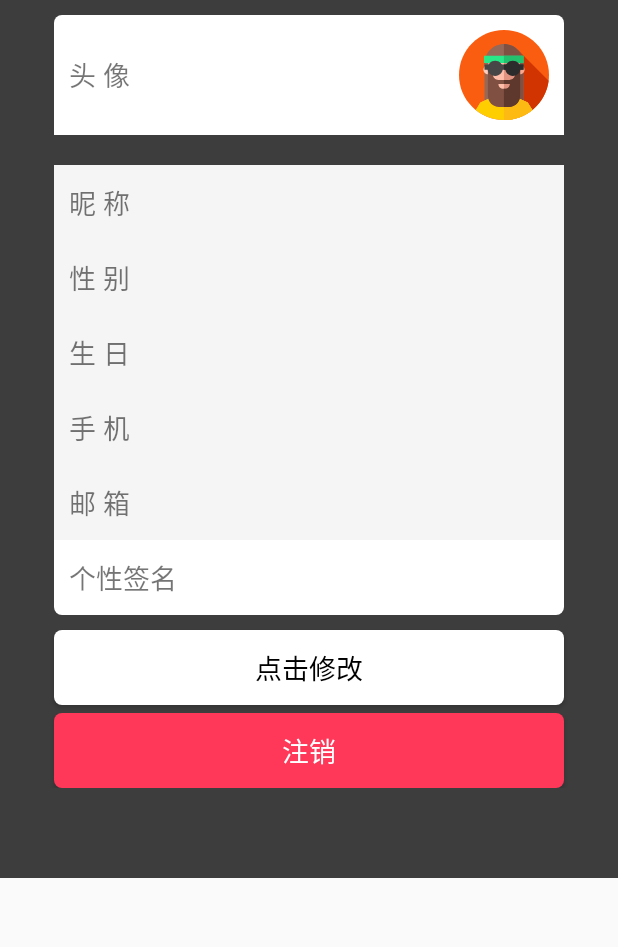
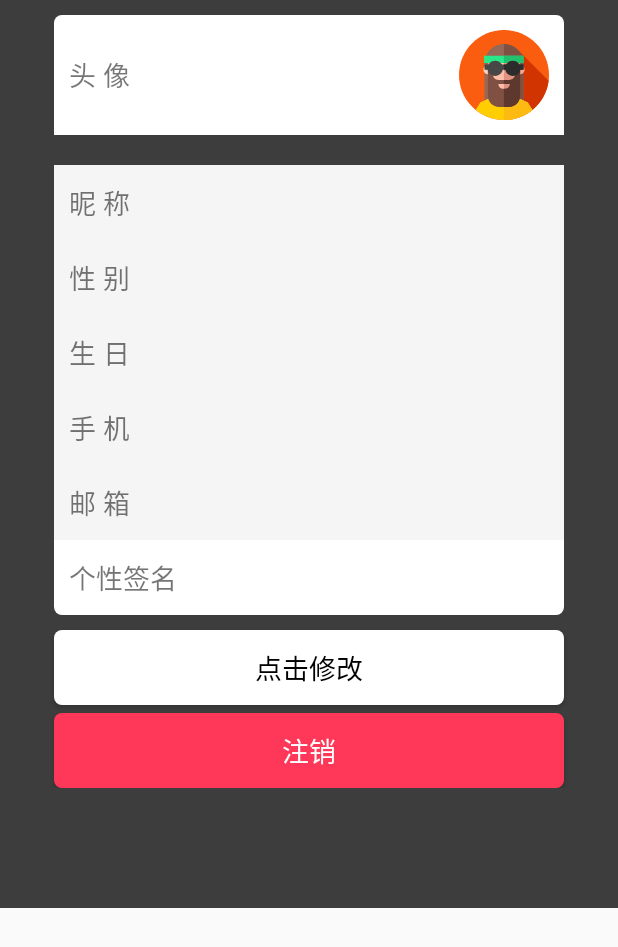
Before and after one commit to SpeakingSword/SocialSoftware, an Android app: the layout fragment_userinfo.xml on its own in the app's theme, with its tools: preview values and no code run, on a phone screen of 412 x 824 dp. Shown: the top 947 px of the screen. Run offline under Robolectric (Android 15) with nearby library versions, the phone set to English and light mode, and no system bars.

Commit message:
some change
some improments

```diff
--- a/app/src/main/java/com/example/hp/tiptip/Urls.java
+++ b/app/src/main/java/com/example/hp/tiptip/Urls.java
@@ -1,7 +1,7 @@
 package com.example.hp.tiptip;
 
 public class Urls {
-    private final static String LOCAL_HOST = "http://192.168.43.217:8080/TipTip/";
+    private final static String LOCAL_HOST = "http://47.101.176.1:8080/TipTip/";
     public final static String LOGIN_URL = LOCAL_HOST+"loginAction";
     public final static String REGISTER_URL= LOCAL_HOST+"registerAction";
     public final static String ADD_FRIEND_URL = LOCAL_HOST+"addFriendAction";
--- a/app/src/main/res/layout/fragment_userinfo.xml
+++ b/app/src/main/res/layout/fragment_userinfo.xml
@@ -14,7 +14,7 @@
         android:layout_width="match_parent"
         android:layout_height="wrap_content"
         android:orientation="vertical"
-        android:paddingBottom="60dp"
+        android:paddingBottom="80dp"
         android:background="@color/colorAccent"
         >
 
```
Also changed, not shown: app/src/main/res/drawable/icon_phone.png, app/src/main/res/drawable/icon_pwd.png, app/src/main/res/drawable/icon_user_name.png.
